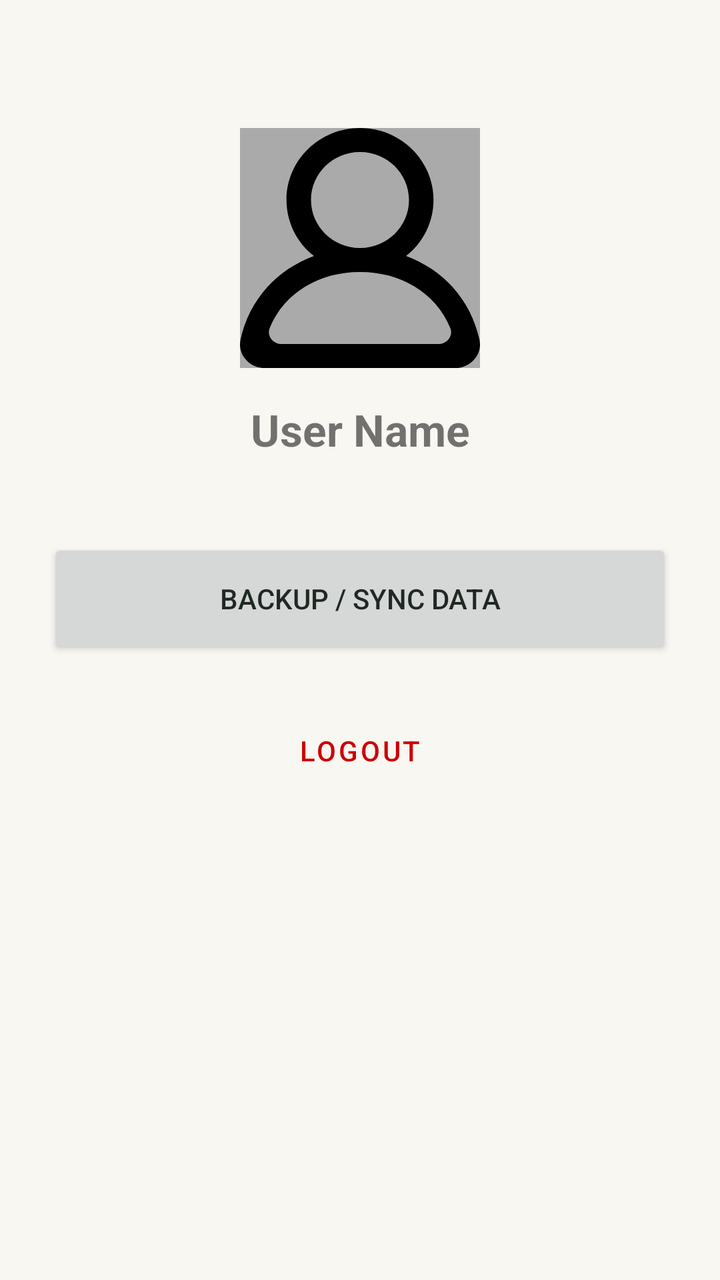
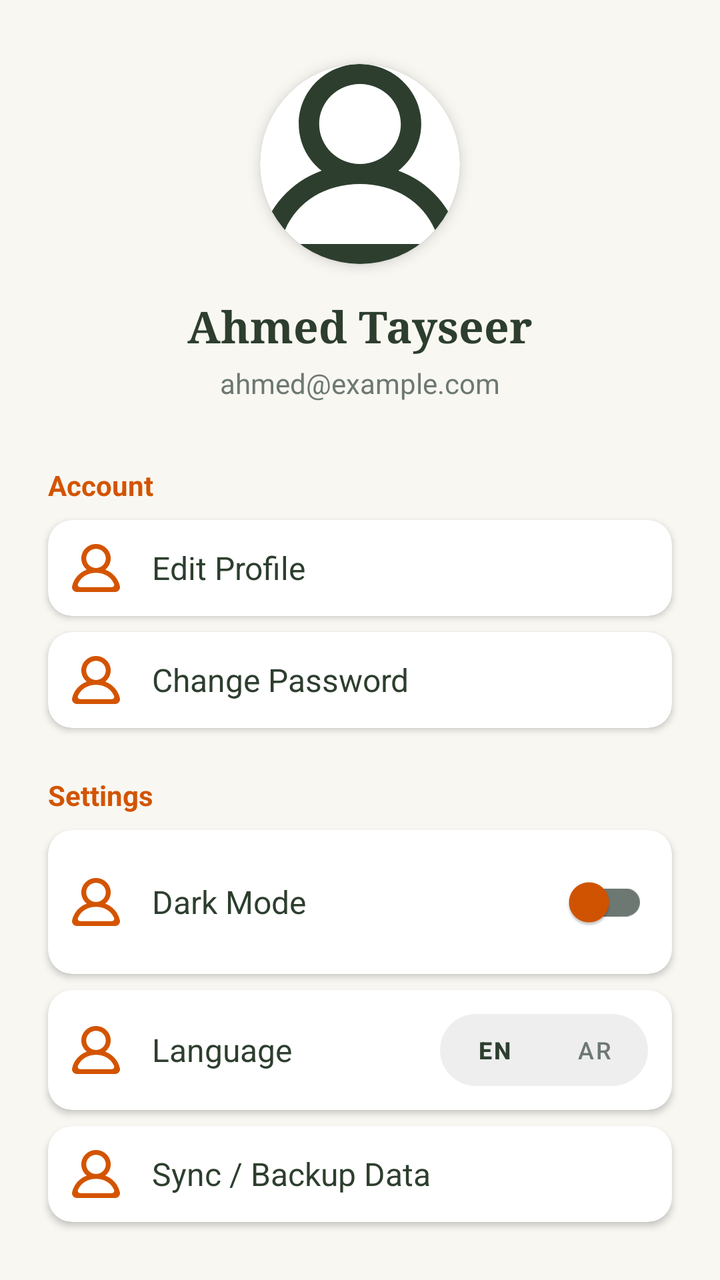

Before-and-after screenshots of an Android layout around one commit, followed by the original layout XML and the change that was made.
<!-- AndroidManifest.xml: application theme Theme.Food_Planner -->
<!-- res/layout/fragment_profile.xml -->
<?xml version="1.0" encoding="utf-8"?>
<androidx.constraintlayout.widget.ConstraintLayout
    xmlns:android="http://schemas.android.com/apk/res/android"
    xmlns:app="http://schemas.android.com/apk/res-auto"
    android:layout_width="match_parent"
    android:layout_height="match_parent"
    android:padding="24dp">

    <ImageView
        android:id="@+id/ivProfile"
        android:layout_width="120dp"
        android:layout_height="120dp"
        android:src="@drawable/ic_profile"
        android:background="@android:color/darker_gray"
        app:layout_constraintTop_toTopOf="parent"
        app:layout_constraintStart_toStartOf="parent"
        app:layout_constraintEnd_toEndOf="parent"
        android:layout_marginTop="40dp"/>

    <TextView
        android:id="@+id/tvUserName"
        android:layout_width="wrap_content"
        android:layout_height="wrap_content"
        android:text="User Name"
        android:textSize="22sp"
        android:textStyle="bold"
        android:layout_marginTop="16dp"
        app:layout_constraintTop_toBottomOf="@id/ivProfile"
        app:layout_constraintStart_toStartOf="parent"
        app:layout_constraintEnd_toEndOf="parent"/>

    <Button
        android:id="@+id/btnBackup"
        android:layout_width="match_parent"
        android:layout_height="60dp"
        android:text="Backup / Sync Data"
        android:layout_marginTop="40dp"
        app:layout_constraintTop_toBottomOf="@id/tvUserName"/>

    <Button
        android:id="@+id/btnLogout"
        style="@style/Widget.MaterialComponents.Button.OutlinedButton"
        android:layout_width="match_parent"
        android:layout_height="60dp"
        android:text="Logout"
        android:textColor="@android:color/holo_red_dark"
        android:layout_marginTop="16dp"
        app:layout_constraintTop_toBottomOf="@id/btnBackup"/>

</androidx.constraintlayout.widget.ConstraintLayout>
<!-- resources referenced by this layout -->
<resources>
  <!-- drawable ic_profile (drawable) -->
  <vector xmlns:android="http://schemas.android.com/apk/res/android"
      android:width="800dp"
      android:height="800dp"
      android:viewportWidth="20"
      android:viewportHeight="20">
    <path
        android:pathData="M16.563,18L3.438,18C2.732,18 2.21,17.303 2.477,16.662C3.713,13.698 6.617,12 10,12C13.384,12 16.288,13.698 17.524,16.662C17.791,17.303 17.269,18 16.563,18M5.917,6C5.917,3.794 7.749,2 10,2C12.252,2 14.083,3.794 14.083,6C14.083,8.206 12.252,10 10,10C7.749,10 5.917,8.206 5.917,6M19.956,17.636C19.214,14.277 16.892,11.798 13.837,10.673C15.456,9.396 16.4,7.331 16.053,5.07C15.651,2.447 13.424,0.348 10.735,0.042C7.023,-0.381 3.875,2.449 3.875,6C3.875,7.89 4.769,9.574 6.164,10.673C3.107,11.798 0.787,14.277 0.044,17.636C-0.225,18.857 0.779,20 2.054,20L17.946,20C19.222,20 20.226,18.857 19.956,17.636"
        android:strokeWidth="1"
        android:fillColor="#000000"
        android:fillType="evenOdd"
        android:strokeColor="#00000000"/>
  </vector>
  <style name="Theme.Food_Planner" parent="Theme.MaterialComponents.DayNight.NoActionBar">
          <item name="colorPrimary">@color/green_forest</item>
          <item name="colorPrimaryVariant">@color/green_sage</item>
          <item name="colorOnPrimary">@color/white</item>
  
          <item name="colorSecondary">@color/orange_terracotta</item>
          <item name="colorOnSecondary">@color/white</item>
  
          <item name="android:windowBackground">@color/cream_background</item>
          <item name="android:statusBarColor">@color/cream_background</item>
          <item name="android:textColorPrimary">@color/text_primary</item>
      </style>
  <color name="green_forest">#2D3E2E</color>
  <color name="green_sage">#4A635D</color>
  <color name="white">#FFFFFF</color>
  <color name="orange_terracotta">#D35400</color>
  <color name="cream_background">#F9F7F2</color>
  <color name="text_primary">#1F2923</color>
</resources>

<!-- the commit's change to res/layout/fragment_profile.xml (unified diff, before → after) -->
@@ -1,50 +1,305 @@
 <?xml version="1.0" encoding="utf-8"?>
-<androidx.constraintlayout.widget.ConstraintLayout
+<androidx.core.widget.NestedScrollView
     xmlns:android="http://schemas.android.com/apk/res/android"
     xmlns:app="http://schemas.android.com/apk/res-auto"
+    xmlns:tools="http://schemas.android.com/tools"
     android:layout_width="match_parent"
     android:layout_height="match_parent"
-    android:padding="24dp">
-
-    <ImageView
-        android:id="@+id/ivProfile"
-        android:layout_width="120dp"
-        android:layout_height="120dp"
-        android:src="@drawable/ic_profile"
-        android:background="@android:color/darker_gray"
-        app:layout_constraintTop_toTopOf="parent"
-        app:layout_constraintStart_toStartOf="parent"
-        app:layout_constraintEnd_toEndOf="parent"
-        android:layout_marginTop="40dp"/>
-
-    <TextView
-        android:id="@+id/tvUserName"
-        android:layout_width="wrap_content"
+    android:background="@color/brand_background"
+    android:fillViewport="true">
+
+    <androidx.constraintlayout.widget.ConstraintLayout
+        android:layout_width="match_parent"
         android:layout_height="wrap_content"
-        android:text="User Name"
-        android:textSize="22sp"
-        android:textStyle="bold"
-        android:layout_marginTop="16dp"
-        app:layout_constraintTop_toBottomOf="@id/ivProfile"
-        app:layout_constraintStart_toStartOf="parent"
-        app:layout_constraintEnd_toEndOf="parent"/>
-
-    <Button
-        android:id="@+id/btnBackup"
-        android:layout_width="match_parent"
-        android:layout_height="60dp"
-        android:text="Backup / Sync Data"
-        android:layout_marginTop="40dp"
-        app:layout_constraintTop_toBottomOf="@id/tvUserName"/>
-
-    <Button
-        android:id="@+id/btnLogout"
-        style="@style/Widget.MaterialComponents.Button.OutlinedButton"
-        android:layout_width="match_parent"
-        android:layout_height="60dp"
-        android:text="Logout"
-        android:textColor="@android:color/holo_red_dark"
-        android:layout_marginTop="16dp"
-        app:layout_constraintTop_toBottomOf="@id/btnBackup"/>
-
-</androidx.constraintlayout.widget.ConstraintLayout>
+        android:paddingBottom="40dp">
+
+        <androidx.cardview.widget.CardView
+            android:id="@+id/cardProfileImage"
+            android:layout_width="100dp"
+            android:layout_height="100dp"
+            app:cardCornerRadius="50dp"
+            app:cardElevation="4dp"
+            android:layout_marginTop="32dp"
+            app:layout_constraintTop_toTopOf="parent"
+            app:layout_constraintStart_toStartOf="parent"
+            app:layout_constraintEnd_toEndOf="parent">
+
+            <ImageView
+                android:id="@+id/ivProfile"
+                android:layout_width="match_parent"
+                android:layout_height="match_parent"
+                android:src="@drawable/ic_profile"
+                android:scaleType="centerCrop"
+                app:tint="@color/brand_primary"/>
+        </androidx.cardview.widget.CardView>
+
+        <TextView
+            android:id="@+id/tvUserName"
+            android:layout_width="wrap_content"
+            android:layout_height="wrap_content"
+            android:text="Ahmed Tayseer"
+            android:fontFamily="serif"
+            android:textSize="22sp"
+            android:textStyle="bold"
+            android:textColor="@color/brand_primary"
+            android:layout_marginTop="16dp"
+            app:layout_constraintTop_toBottomOf="@id/cardProfileImage"
+            app:layout_constraintStart_toStartOf="parent"
+            app:layout_constraintEnd_toEndOf="parent"/>
+
+        <TextView
+            android:id="@+id/tvUserEmail"
+            android:layout_width="wrap_content"
+            android:layout_height="wrap_content"
+            android:text="ahmed@example.com"
+            android:textSize="14sp"
+            android:textColor="@color/text_secondary"
+            android:layout_marginTop="4dp"
+            app:layout_constraintTop_toBottomOf="@id/tvUserName"
+            app:layout_constraintStart_toStartOf="parent"
+            app:layout_constraintEnd_toEndOf="parent"/>
+
+        <TextView
+            android:id="@+id/tvHeaderAccount"
+            android:layout_width="wrap_content"
+            android:layout_height="wrap_content"
+            android:text="Account"
+            android:textStyle="bold"
+            android:textColor="@color/brand_secondary"
+            android:layout_marginStart="24dp"
+            android:layout_marginTop="32dp"
+            app:layout_constraintTop_toBottomOf="@id/tvUserEmail"
+            app:layout_constraintStart_toStartOf="parent"/>
+
+        <androidx.cardview.widget.CardView
+            android:id="@+id/btnEditProfile"
+            android:layout_width="match_parent"
+            android:layout_height="wrap_content"
+            android:layout_marginHorizontal="24dp"
+            android:layout_marginTop="8dp"
+            app:cardCornerRadius="12dp"
+            app:cardElevation="2dp"
+            app:layout_constraintTop_toBottomOf="@id/tvHeaderAccount">
+
+            <LinearLayout
+                android:layout_width="match_parent"
+                android:layout_height="wrap_content"
+                android:orientation="horizontal"
+                android:gravity="center_vertical"
+                android:padding="12dp">
+
+                <ImageView
+                    android:layout_width="24dp"
+                    android:layout_height="24dp"
+                    android:src="@drawable/ic_profile"
+                    app:tint="@color/brand_secondary"/>
+
+                <TextView
+                    android:layout_width="wrap_content"
+                    android:layout_height="wrap_content"
+                    android:text="Edit Profile"
+                    android:textSize="16sp"
+                    android:textColor="@color/brand_primary"
+                    android:layout_marginStart="16dp"/>
+            </LinearLayout>
+        </androidx.cardview.widget.CardView>
+
+        <androidx.cardview.widget.CardView
+            android:id="@+id/btnChangePassword"
+            android:layout_width="match_parent"
+            android:layout_height="wrap_content"
+            android:layout_marginHorizontal="24dp"
+            android:layout_marginTop="8dp"
+            app:cardCornerRadius="12dp"
+            app:cardElevation="2dp"
+            app:layout_constraintTop_toBottomOf="@id/btnEditProfile">
+
+            <LinearLayout
+                android:layout_width="match_parent"
+                android:layout_height="wrap_content"
+                android:orientation="horizontal"
+                android:gravity="center_vertical"
+                android:padding="12dp">
+
+                <ImageView
+                    android:layout_width="24dp"
+                    android:layout_height="24dp"
+                    android:src="@drawable/ic_profile"
+                    app:tint="@color/brand_secondary"/>
+
+                <TextView
+                    android:layout_width="wrap_content"
+                    android:layout_height="wrap_content"
+                    android:text="Change Password"
+                    android:textSize="16sp"
+                    android:textColor="@color/brand_primary"
+                    android:layout_marginStart="16dp"/>
+            </LinearLayout>
+        </androidx.cardview.widget.CardView>
+
+        <TextView
+            android:id="@+id/tvHeaderSettings"
+            android:layout_width="wrap_content"
+            android:layout_height="wrap_content"
+            android:text="Settings"
+            android:textStyle="bold"
+            android:textColor="@color/brand_secondary"
+            android:layout_marginStart="24dp"
+            android:layout_marginTop="24dp"
+            app:layout_constraintTop_toBottomOf="@id/btnChangePassword"
+            app:layout_constraintStart_toStartOf="parent"/>
+
+        <androidx.cardview.widget.CardView
+            android:id="@+id/cardTheme"
+            android:layout_width="match_parent"
+            android:layout_height="wrap_content"
+            android:layout_marginHorizontal="24dp"
+            android:layout_marginTop="8dp"
+            app:cardCornerRadius="12dp"
+            app:cardElevation="2dp"
+            app:layout_constraintTop_toBottomOf="@id/tvHeaderSettings">
+
+            <LinearLayout
+                android:layout_width="match_parent"
+                android:layout_height="wrap_content"
+                android:orientation="horizontal"
+                android:gravity="center_vertical"
+                android:padding="12dp">
+
+                <ImageView
+                    android:layout_width="24dp"
+                    android:layout_height="24dp"
+                    android:src="@drawable/ic_profile"
+                    app:tint="@color/brand_secondary"/>
+
+                <TextView
+                    android:layout_width="0dp"
+                    android:layout_height="wrap_content"
+                    android:layout_weight="1"
+                    android:text="Dark Mode"
+                    android:textSize="16sp"
+                    android:textColor="@color/brand_primary"
+                    android:layout_marginStart="16dp"/>
+
+                <com.google.android.material.switchmaterial.SwitchMaterial
+                    android:id="@+id/switchTheme"
+                    android:layout_width="wrap_content"
+                    android:layout_height="wrap_content"
+                    app:thumbTint="@color/brand_secondary"
+                    app:trackTint="@color/text_secondary"/>
+            </LinearLayout>
+        </androidx.cardview.widget.CardView>
+
+        <androidx.cardview.widget.CardView
+            android:id="@+id/cardLanguage"
+            android:layout_width="match_parent"
+            android:layout_height="wrap_content"
+            android:layout_marginHorizontal="24dp"
+            android:layout_marginTop="8dp"
+            app:cardCornerRadius="12dp"
+            app:cardElevation="2dp"
+            app:layout_constraintTop_toBottomOf="@id/cardTheme">
+
+            <LinearLayout
+                android:layout_width="match_parent"
+                android:layout_height="wrap_content"
+                android:orientation="horizontal"
+                android:gravity="center_vertical"
+                android:padding="12dp">
+
+                <ImageView
+                    android:layout_width="24dp"
+                    android:layout_height="24dp"
+                    android:src="@drawable/ic_profile"
+                    app:tint="@color/brand_secondary"/>
+
+                <TextView
+                    android:layout_width="0dp"
+                    android:layout_height="wrap_content"
+                    android:layout_weight="1"
+                    android:text="Language"
+                    android:textSize="16sp"
+                    android:textColor="@color/brand_primary"
+                    android:layout_marginStart="16dp"/>
+
+                <LinearLayout
+                    android:layout_width="wrap_content"
+                    android:layout_height="36dp"
+                    android:background="@drawable/gradient_spice"
+                    android:backgroundTint="#EEEEEE"
+                    android:orientation="horizontal"
+                    android:padding="2dp">
+
+                    <Button
+                        android:id="@+id/btnLangEn"
+                        style="@style/Widget.MaterialComponents.Button.TextButton"
+                        android:layout_width="50dp"
+                        android:layout_height="match_parent"
+                        android:text="EN"
+                        android:textSize="12sp"
+                        android:padding="0dp"
+                        android:textColor="@color/brand_primary"
+                        android:textStyle="bold"
+                        app:backgroundTint="@color/white"/>
+
+                    <Button
+                        android:id="@+id/btnLangAr"
+                        style="@style/Widget.MaterialComponents.Button.TextButton"
+                        android:layout_width="50dp"
+                        android:layout_height="match_parent"
+                        android:text="AR"
+                        android:textSize="12sp"
+                        android:padding="0dp"
+                        android:textColor="@color/text_secondary"/>
+                </LinearLayout>
+
+            </LinearLayout>
+        </androidx.cardview.widget.CardView>
+
+        <androidx.cardview.widget.CardView
+            android:id="@+id/btnBackup"
+            android:layout_width="match_parent"
+            android:layout_height="wrap_content"
+            android:layout_marginHorizontal="24dp"
+            android:layout_marginTop="8dp"
+            app:cardCornerRadius="12dp"
+            app:cardElevation="2dp"
+            app:layout_constraintTop_toBottomOf="@id/cardLanguage">
+
+            <LinearLayout
+                android:layout_width="match_parent"
+                android:layout_height="wrap_content"
+                android:orientation="horizontal"
+                android:gravity="center_vertical"
+                android:padding="12dp">
+
+                <ImageView
+                    android:layout_width="24dp"
+                    android:layout_height="24dp"
+                    android:src="@drawable/ic_profile"
+                    app:tint="@color/brand_secondary"/>
+
+                <TextView
+                    android:layout_width="wrap_content"
+                    android:layout_height="wrap_content"
+                    android:text="Sync / Backup Data"
+                    android:textSize="16sp"
+                    android:textColor="@color/brand_primary"
+                    android:layout_marginStart="16dp"/>
+            </LinearLayout>
+        </androidx.cardview.widget.CardView>
+
+        <Button
+            android:id="@+id/btnLogout"
+            android:layout_width="match_parent"
+            android:layout_height="60dp"
+            android:layout_marginHorizontal="24dp"
+            android:layout_marginTop="40dp"
+            android:text="Log Out"
+            android:textColor="@color/error_red"
+            style="@style/Widget.MaterialComponents.Button.OutlinedButton"
+            app:strokeColor="@color/error_red"
+            app:layout_constraintTop_toBottomOf="@id/btnBackup"/>
+
+    </androidx.constraintlayout.widget.ConstraintLayout>
+</androidx.core.widget.NestedScrollView>
<!-- resource entries referenced after the edit -->
@@ -1,5 +1,21 @@
 <!-- resources referenced by this layout -->
 <resources>
+  <color name="brand_background">@color/cream_background</color>
+  <color name="brand_primary">@color/green_forest</color>
+  <color name="brand_secondary">@color/orange_terracotta</color>
+  <color name="error_red">#C0392B</color>
+  <color name="text_secondary">#6D7873</color>
+  <color name="white">#FFFFFF</color>
+  <!-- drawable gradient_spice (drawable) -->
+  <?xml version="1.0" encoding="utf-8"?>
+  <shape xmlns:android="http://schemas.android.com/apk/res/android">
+      <gradient
+          android:angle="45"
+          android:startColor="@color/orange_terracotta"
+          android:endColor="@color/orange_pumpkin"
+          android:type="linear" />
+      <corners android:radius="30dp"/>
+  </shape>
   <!-- drawable ic_profile (drawable) -->
   <vector xmlns:android="http://schemas.android.com/apk/res/android"
       android:width="800dp"
@@ -25,11 +41,11 @@
           <item name="android:statusBarColor">@color/cream_background</item>
           <item name="android:textColorPrimary">@color/text_primary</item>
       </style>
+  <color name="cream_background">#F9F7F2</color>
   <color name="green_forest">#2D3E2E</color>
+  <color name="orange_terracotta">#D35400</color>
+  <color name="orange_pumpkin">#E67E22</color>
   <color name="green_sage">#4A635D</color>
-  <color name="white">#FFFFFF</color>
-  <color name="orange_terracotta">#D35400</color>
-  <color name="cream_background">#F9F7F2</color>
   <color name="text_primary">#1F2923</color>
 </resources>
 
